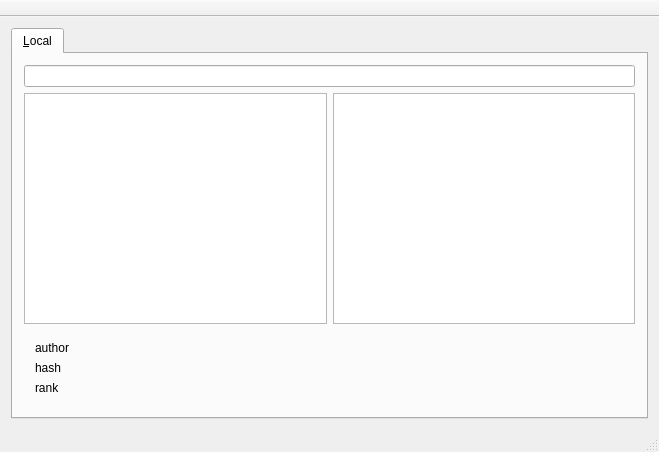
Old version of the form mainwindow.ui in the repository theme/MangaLib.
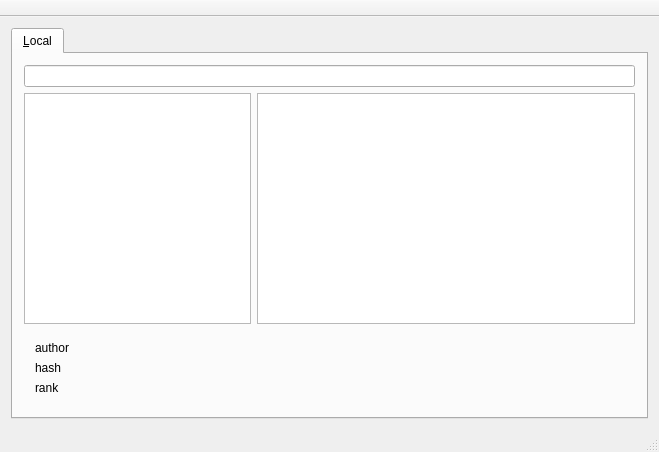
New version of the form. Icons and pictures are not drawn. Custom widgets are drawn as their Qt base class.

Commit message: ratio 3-5 in local file explorer UI.

```diff
--- a/mainwindow.ui
+++ b/mainwindow.ui
@@ -33,7 +33,7 @@
          <widget class="QLineEdit" name="pathEdit"/>
         </item>
         <item>
-         <layout class="QHBoxLayout" name="horizontalLayout">
+         <layout class="QHBoxLayout" name="horizontalLayout" stretch="3,5">
           <item>
            <widget class="QTreeView" name="dirView"/>
           </item>
```
Left out of the diff: 2 changed lines with no effect on the pictures.
